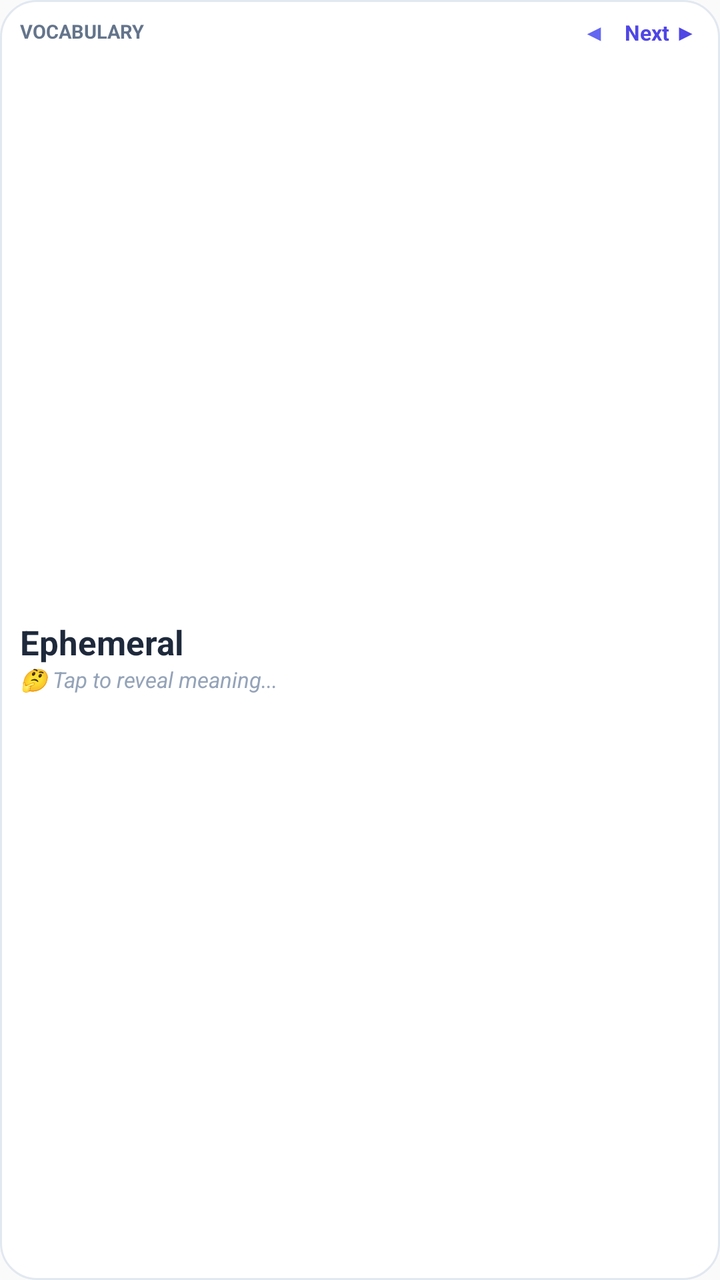
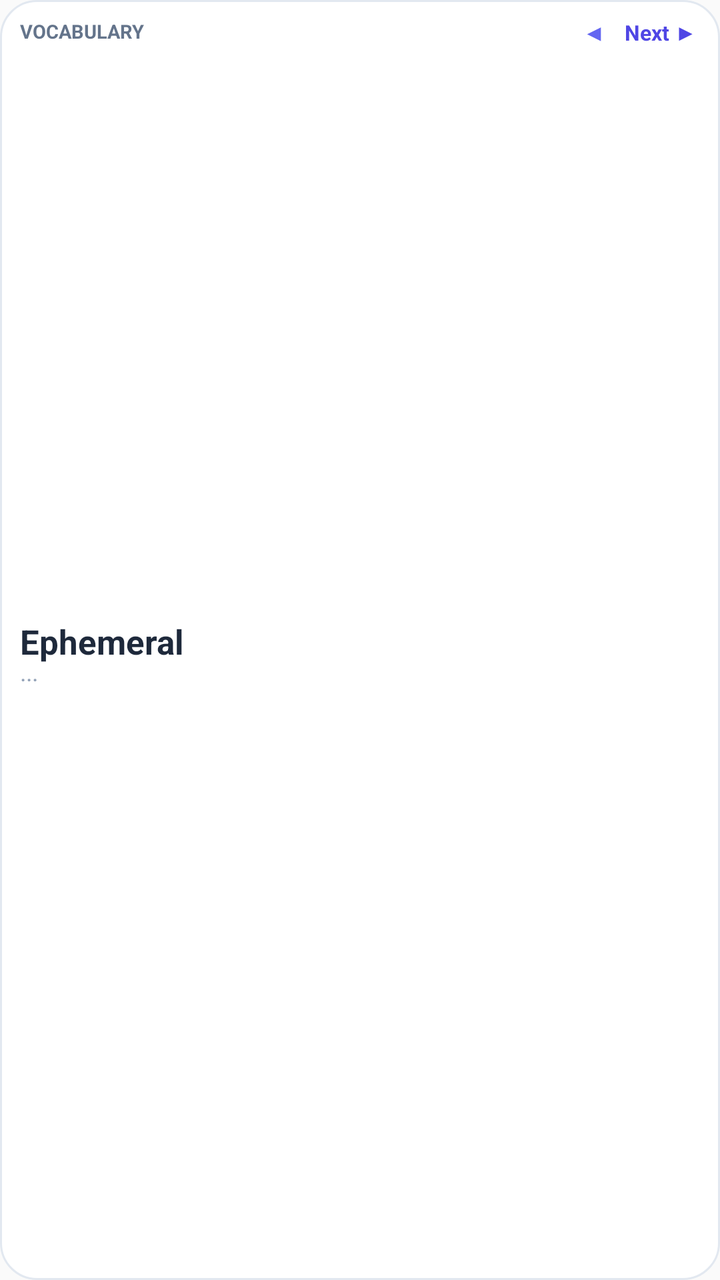

Two renders of the same Android screen: before a commit and after it. Below are the layout's source before the change and the commit's diff.
<!-- AndroidManifest.xml: application theme Theme.MyApplication -->
<!-- res/layout/widget_daily_vocab.xml -->
<?xml version="1.0" encoding="utf-8"?>
<LinearLayout xmlns:android="http://schemas.android.com/apk/res/android"
    android:id="@+id/widget_root"
    android:layout_width="match_parent"
    android:layout_height="match_parent"
    android:orientation="vertical"
    android:background="@drawable/widget_background"
    android:paddingLeft="10dp"
    android:paddingRight="10dp"
    android:paddingTop="7dp"
    android:paddingBottom="7dp">

    
    <LinearLayout
        android:id="@+id/widget_header"
        android:layout_width="match_parent"
        android:layout_height="wrap_content"
        android:orientation="horizontal"
        android:gravity="center_vertical">

        
        <TextView
            android:id="@+id/widget_course_title"
            android:layout_width="0dp"
            android:layout_height="wrap_content"
            android:layout_weight="1"
            android:text="VOCABULARY"
            android:textSize="9.5sp"
            android:textStyle="bold"
            android:textColor="#64748B"
            android:maxLines="1"
            android:ellipsize="end"
            android:includeFontPadding="false" />

        
        <TextView
            android:id="@+id/widget_badge"
            android:layout_width="wrap_content"
            android:layout_height="wrap_content"
            android:visibility="gone" />

        
        <TextView
            android:id="@+id/widget_prev_button"
            android:layout_width="wrap_content"
            android:layout_height="wrap_content"
            android:text="◀"
            android:textSize="10.5sp"
            android:textStyle="bold"
            android:textColor="#6366F1"
            android:paddingLeft="6dp"
            android:paddingRight="6dp"
            android:paddingTop="2dp"
            android:paddingBottom="2dp"
            android:includeFontPadding="false" />

        
        <TextView
            android:id="@+id/widget_next_button"
            android:layout_width="wrap_content"
            android:layout_height="wrap_content"
            android:text="Next ▶"
            android:textSize="10.5sp"
            android:textStyle="bold"
            android:textColor="#4F46E5"
            android:paddingLeft="4dp"
            android:paddingRight="2dp"
            android:paddingTop="2dp"
            android:paddingBottom="2dp"
            android:includeFontPadding="false" />
    </LinearLayout>

    
    <LinearLayout
        android:id="@+id/widget_content_container"
        android:layout_width="match_parent"
        android:layout_height="0dp"
        android:layout_weight="1"
        android:orientation="vertical"
        android:gravity="center_vertical"
        android:layout_marginTop="2dp"
        android:layout_marginBottom="1dp">

        
        <TextView
            android:id="@+id/widget_word_title"
            android:layout_width="match_parent"
            android:layout_height="wrap_content"
            android:text="Ephemeral"
            android:textSize="17sp"
            android:textStyle="bold"
            android:textColor="#1E293B"
            android:maxLines="2"
            android:ellipsize="end"
            android:includeFontPadding="false" />

        
        <ViewFlipper
            android:id="@+id/widget_meaning_flipper"
            android:layout_width="match_parent"
            android:layout_height="wrap_content"
            android:inAnimation="@android:anim/fade_in">

            
            <TextView
                android:id="@+id/widget_meaning_placeholder"
                android:layout_width="match_parent"
                android:layout_height="wrap_content"
                android:layout_marginTop="2dp"
                android:text="🤔 Tap to reveal meaning..."
                android:textSize="11sp"
                android:textStyle="italic"
                android:textColor="#94A3B8"
                android:maxLines="2"
                android:ellipsize="end"
                android:includeFontPadding="false" />

            
            <TextView
                android:id="@+id/widget_word_meaning"
                android:layout_width="match_parent"
                android:layout_height="wrap_content"
                android:layout_marginTop="2dp"
                android:text="Lasting for a very short time; fleeting or transient."
                android:textSize="11.5sp"
                android:textColor="#334155"
                android:maxLines="3"
                android:ellipsize="end"
                android:lineSpacingMultiplier="1.15"
                android:includeFontPadding="false" />
        </ViewFlipper>

        
        <TextView
            android:id="@+id/widget_word_example"
            android:layout_width="match_parent"
            android:layout_height="wrap_content"
            android:layout_marginTop="2dp"
            android:text=""
            android:textSize="10sp"
            android:textStyle="italic"
            android:textColor="#64748B"
            android:maxLines="2"
            android:ellipsize="end"
            android:lineSpacingMultiplier="1.15"
            android:includeFontPadding="false"
            android:visibility="gone" />
    </LinearLayout>

</LinearLayout>
<!-- resources referenced by this layout -->
<resources>
  <!-- drawable widget_background (drawable) -->
  <?xml version="1.0" encoding="utf-8"?>
  <shape xmlns:android="http://schemas.android.com/apk/res/android"
      android:shape="rectangle">
      <solid android:color="#FFFFFF" />
      <corners android:radius="18dp" />
      <stroke android:width="1dp" android:color="#E2E8F0" />
  </shape>
  <style name="Theme.MyApplication" parent="android:Theme.Material.Light.NoActionBar">
          <item name="android:statusBarColor">@android:color/transparent</item>
          <item name="android:navigationBarColor">@android:color/transparent</item>
      </style>
</resources>

<!-- the commit's change to res/layout/widget_daily_vocab.xml (unified diff, before → after) -->
@@ -107,11 +107,10 @@
                 android:layout_width="match_parent"
                 android:layout_height="wrap_content"
                 android:layout_marginTop="2dp"
-                android:text="🤔 Tap to reveal meaning..."
-                android:textSize="11sp"
-                android:textStyle="italic"
+                android:text="···"
+                android:textSize="12sp"
                 android:textColor="#94A3B8"
-                android:maxLines="2"
+                android:maxLines="1"
                 android:ellipsize="end"
                 android:includeFontPadding="false" />
 
